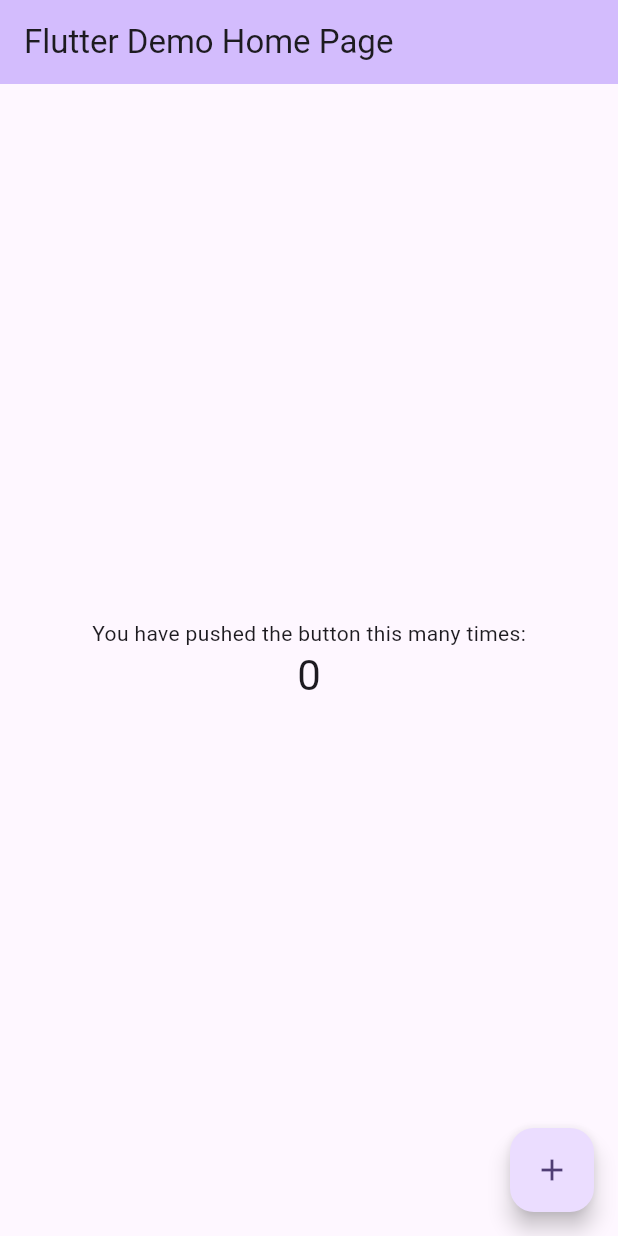
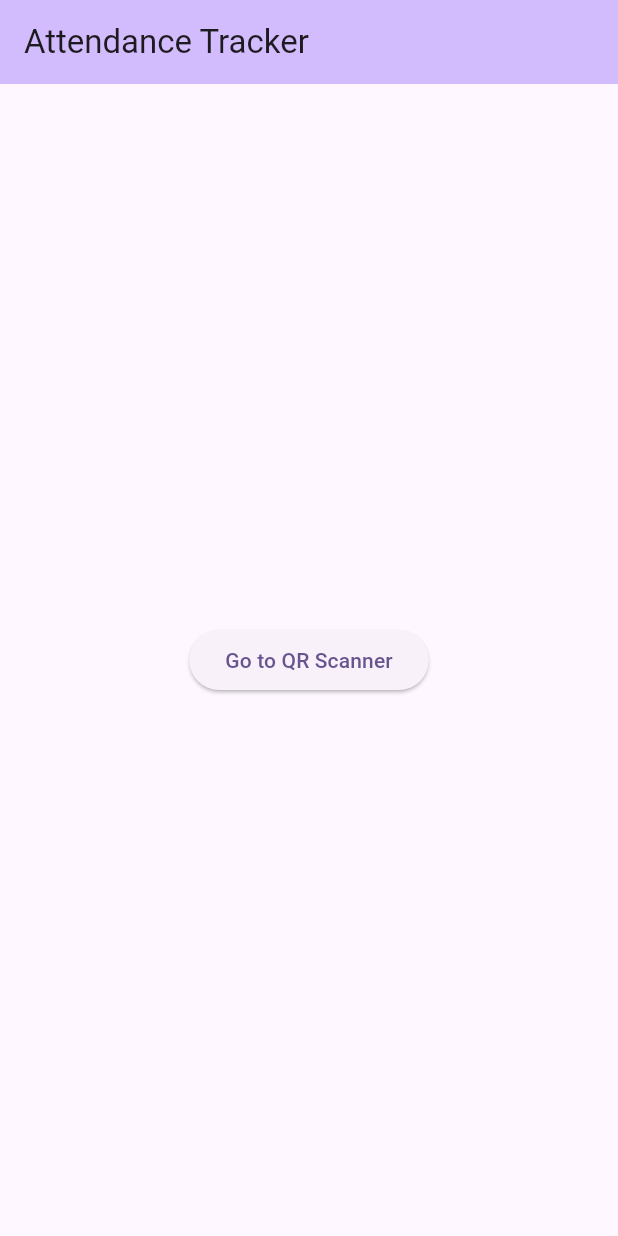
Before and after one commit to Anamika457/attendance-tracker, a Flutter app: the screen it shows after launch, on a phone screen of 412 x 824 dp. Run offline on Flutter 3.47's test engine with Material 3 defaults, Android fonts, the phone set to English and light mode, and no system bars; our stand-ins replace permission_handler; missing offline and left inert: qr_code_scanner.

Commit message:
adder qr scanner

```diff
--- a/lib/main.dart
+++ b/lib/main.dart
@@ -1,4 +1,5 @@
 import 'package:flutter/material.dart';
+import 'package:attendance_tracker/scanner.dart';
 
 void main() {
   runApp(const MyApp());
@@ -7,46 +8,21 @@
 class MyApp extends StatelessWidget {
   const MyApp({super.key});
 
-  // This widget is the root of your application.
   @override
   Widget build(BuildContext context) {
     return MaterialApp(
       title: 'Flutter Demo',
       theme: ThemeData(
-        // This is the theme of your application.
-        //
-        // TRY THIS: Try running your application with "flutter run". You'll see
-        // the application has a purple toolbar. Then, without quitting the app,
-        // try changing the seedColor in the colorScheme below to Colors.green
-        // and then invoke "hot reload" (save your changes or press the "hot
-        // reload" button in a Flutter-supported IDE, or press "r" if you used
-        // the command line to start the app).
-        //
-        // Notice that the counter didn't reset back to zero; the application
-        // state is not lost during the reload. To reset the state, use hot
-        // restart instead.
-        //
-        // This works for code too, not just values: Most code changes can be
-        // tested with just a hot reload.
         colorScheme: ColorScheme.fromSeed(seedColor: Colors.deepPurple),
         useMaterial3: true,
       ),
-      home: const MyHomePage(title: 'Flutter Demo Home Page'),
+      home: const MyHomePage(title: 'Attendance Tracker'),
     );
   }
 }
 
 class MyHomePage extends StatefulWidget {
   const MyHomePage({super.key, required this.title});
-
-  // This widget is the home page of your application. It is stateful, meaning
-  // that it has a State object (defined below) that contains fields that affect
-  // how it looks.
-
-  // This class is the configuration for the state. It holds the values (in this
-  // case the title) provided by the parent (in this case the App widget) and
-  // used by the build method of the State. Fields in a Widget subclass are
-  // always marked "final".
 
   final String title;
 
@@ -59,67 +35,36 @@
 
   void _incrementCounter() {
     setState(() {
-      // This call to setState tells the Flutter framework that something has
-      // changed in this State, which causes it to rerun the build method below
-      // so that the display can reflect the updated values. If we changed
-      // _counter without calling setState(), then the build method would not be
-      // called again, and so nothing would appear to happen.
       _counter++;
     });
   }
 
   @override
   Widget build(BuildContext context) {
-    // This method is rerun every time setState is called, for instance as done
-    // by the _incrementCounter method above.
-    //
-    // The Flutter framework has been optimized to make rerunning build methods
-    // fast, so that you can just rebuild anything that needs updating rather
-    // than having to individually change instances of widgets.
     return Scaffold(
       appBar: AppBar(
-        // TRY THIS: Try changing the color here to a specific color (to
-        // Colors.amber, perhaps?) and trigger a hot reload to see the AppBar
-        // change color while the other colors stay the same.
         backgroundColor: Theme.of(context).colorScheme.inversePrimary,
-        // Here we take the value from the MyHomePage object that was created by
-        // the App.build method, and use it to set our appbar title.
         title: Text(widget.title),
       ),
       body: Center(
-        // Center is a layout widget. It takes a single child and positions it
-        // in the middle of the parent.
         child: Column(
-          // Column is also a layout widget. It takes a list of children and
-          // arranges them vertically. By default, it sizes itself to fit its
-          // children horizontally, and tries to be as tall as its parent.
-          //
-          // Column has various properties to control how it sizes itself and
-          // how it positions its children. Here we use mainAxisAlignment to
-          // center the children vertically; the main axis here is the vertical
-          // axis because Columns are vertical (the cross axis would be
-          // horizontal).
-          //
-          // TRY THIS: Invoke "debug painting" (choose the "Toggle Debug Paint"
-          // action in the IDE, or press "p" in the console), to see the
-          // wireframe for each widget.
           mainAxisAlignment: MainAxisAlignment.center,
           children: <Widget>[
-            const Text(
-              'You have pushed the button this many times:',
-            ),
-            Text(
-              '$_counter',
-              style: Theme.of(context).textTheme.headlineMedium,
+
+            ElevatedButton(
+              onPressed: () {
+
+                Navigator.push(
+                  context,
+                  MaterialPageRoute(builder: (context) => QRScanPage()),
+                );
+              },
+              child: const Text('Go to QR Scanner'),
             ),
           ],
         ),
       ),
-      floatingActionButton: FloatingActionButton(
-        onPressed: _incrementCounter,
-        tooltip: 'Increment',
-        child: const Icon(Icons.add),
-      ), // This trailing comma makes auto-formatting nicer for build methods.
+
     );
   }
 }
--- a/pubspec.yaml
+++ b/pubspec.yaml
@@ -30,11 +30,14 @@ environment:
 dependencies:
   flutter:
     sdk: flutter
+  qr_flutter: ^4.1.0
 
 
   # The following adds the Cupertino Icons font to your application.
   # Use with the CupertinoIcons class for iOS style icons.
   cupertino_icons: ^1.0.2
+  qr_code_scanner: ^1.0.1
+  permission_handler: ^10.2.0
 
 dev_dependencies:
   flutter_test:
```
Also changed, not shown: lib/scanner.dart (added, +134 -0 lines), pubspec.lock, 12 other files.
